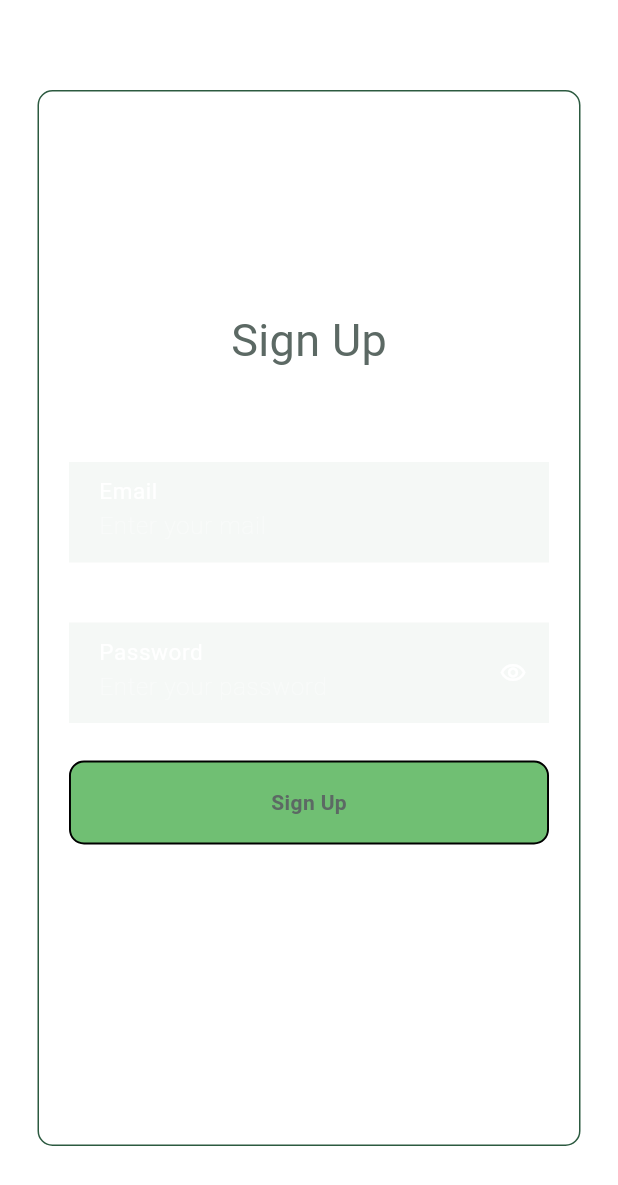
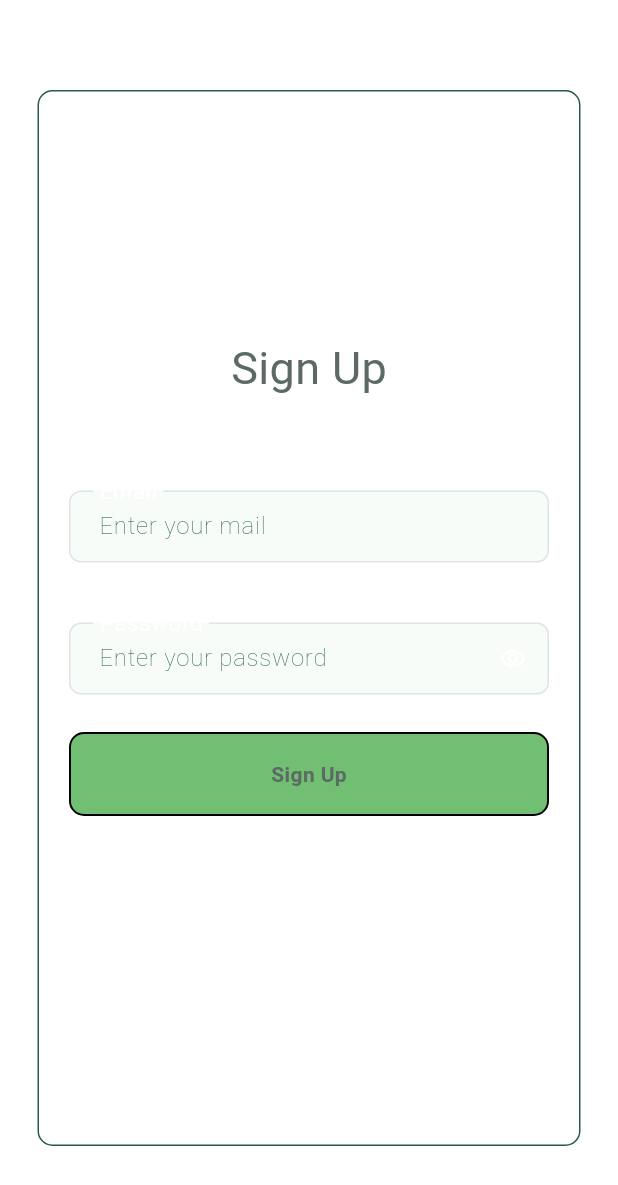
Before and after one commit to Adarsh-Polsey/nexdoor, a Flutter app: the SignUpScreen screen opened by its route, on a phone screen of 412 x 824 dp. Shown: the top 1185 px of the screen. Run offline on Flutter 3.47's test engine with Material 3 defaults, Android fonts, the phone set to English and light mode, and no system bars; drawn by our look-alikes of toastification; our stand-ins replace cloud_firestore, firebase_auth, firebase_core, google_fonts, google_nav_bar; accounts and stored records are empty; network calls fail.

Commit message:
Updated home, post, navbar

```diff
--- a/client/lib/core/theme/app_theme.dart
+++ b/client/lib/core/theme/app_theme.dart
@@ -29,14 +29,14 @@ class AppTheme {
     // Input Decoration Theme
     inputDecorationTheme: InputDecorationTheme(
       filled: true,
-      fillColor: ColorPalette.textFieldBackground,
+      fillColor: ColorPalette.secondaryColor.withAlpha(10),
       focusColor: ColorPalette.textFieldFocusedBorder,
       hoverColor: ColorPalette.textFieldBackground.withValues(alpha:0.8),
 
       // Border styling
       border: OutlineInputBorder(
         borderRadius: BorderRadius.circular(8),
-        borderSide: BorderSide(color: ColorPalette.textFieldBorder),
+        borderSide: BorderSide(color: ColorPalette.primaryButtonSplash),
       ),
       focusedBorder: OutlineInputBorder(
         borderRadius: BorderRadius.circular(8),
@@ -134,7 +134,7 @@ class AppTheme {
     appBarTheme: AppBarTheme(
       backgroundColor: ColorPalette.surfaceColor,
       foregroundColor: ColorPalette.primaryText,
-      elevation: 0,
+      elevation: 1,
       iconTheme: IconThemeData(color: ColorPalette.primaryText),
       actionsIconTheme: IconThemeData(color: ColorPalette.accentColor),
       centerTitle: true,
--- a/client/lib/features/home/view/notification_screen.dart
+++ b/client/lib/features/home/view/chat_screen.dart
@@ -1,7 +1,7 @@
 import 'package:flutter/material.dart';
 
-class NotificationScreen extends StatelessWidget {
-  const NotificationScreen({super.key});
+class ChatScreen extends StatelessWidget {
+  const ChatScreen({super.key});
 
   @override
   Widget build(BuildContext context) {
--- a/client/lib/features/home/view/post_screen.dart
+++ b/client/lib/features/home/view/post_screen.dart
@@ -73,7 +73,7 @@ class _PostScreenState extends State<PostScreen> {
                 mainAxisSpacing: 20,
                 mainAxisExtent: 260),
             itemBuilder: (context, index) => _postCard(),
-            itemCount: 5,
+            itemCount: 20,
             shrinkWrap: true,
             scrollDirection: Axis.vertical,
           ),
--- a/client/lib/features/home/view/widgets/custom_popup_menu.dart
+++ b/client/lib/features/home/view/widgets/custom_popup_menu.dart
@@ -45,7 +45,7 @@ class _CustomPopupMenuState extends State<CustomPopupMenu> {
                 }).toList();
               },
               child: Container(
-                padding: EdgeInsets.symmetric(horizontal: 10, vertical: 12),
+                padding: EdgeInsets.symmetric(horizontal: 10, vertical: 6),
                 decoration: BoxDecoration(
                   border: Border.all(color: Colors.grey.shade400),
                   borderRadius: BorderRadius.circular(12),
--- a/client/lib/widgets/c_textfield_widget.dart
+++ b/client/lib/widgets/c_textfield_widget.dart
@@ -40,7 +40,6 @@ class _CustomTextFieldState extends State<CustomTextField> {
       padding: widget.padding,
       margin: widget.margin,
       child: TextField(
-        cursorColor: color.inversePrimary,
         textInputAction: widget.textInputAction ?? TextInputAction.next,
         readOnly: !widget.editMode,
         controller: widget.controller,
@@ -55,8 +54,14 @@ class _CustomTextFieldState extends State<CustomTextField> {
                     });
                   },
                   icon: widget.isobscure
-                      ?  Icon(Icons.remove_red_eye_outlined,color: color.inversePrimary,)
-                      :  Icon(Icons.remove_red_eye_sharp,color: color.inversePrimary,))
+                      ? Icon(
+                          Icons.remove_red_eye_outlined,
+                          color: color.inversePrimary,
+                        )
+                      : Icon(
+                          Icons.remove_red_eye_sharp,
+                          color: color.inversePrimary,
+                        ))
               : const SizedBox.shrink(),
           prefixIcon: widget.icon,
           prefixIconColor: color.inversePrimary,
@@ -64,24 +69,7 @@ class _CustomTextFieldState extends State<CustomTextField> {
           labelStyle: TextStyle(color: color.inversePrimary, fontSize: 20),
           hintText: widget.hinttext,
           hintStyle: TextStyle(
-              fontWeight: FontWeight.w200,
-              color: color.inversePrimary.withValues(alpha:0.4)),
-          enabledBorder: widget.enableBorder
-              ? OutlineInputBorder(
-                  borderRadius: BorderRadius.circular(10),
-                  borderSide: BorderSide(color: color.inversePrimary))
-              : InputBorder.none,
-          focusedBorder: widget.enableBorder
-              ? OutlineInputBorder(
-                  borderRadius: BorderRadius.circular(10),
-                  borderSide: BorderSide(
-                      color: Theme.of(context).colorScheme.secondary))
-              : InputBorder.none,disabledBorder: widget.enableBorder
-              ? OutlineInputBorder(
-                  borderRadius: BorderRadius.circular(10),
-                  borderSide: BorderSide(
-                      color: Theme.of(context).colorScheme.secondary))
-              : InputBorder.none,
+              fontWeight: FontWeight.w200),
         ),
       ),
     );
--- a/client/pubspec.yaml
+++ b/client/pubspec.yaml
@@ -41,6 +41,7 @@ dependencies:
   cloud_firestore: ^5.6.3
   google_fonts: ^6.1.0
   font_awesome_flutter: ^10.7.0
+  google_nav_bar: ^5.0.7
 
 
 dev_dependencies:
```
Also changed, not shown: client/lib/features/home/view/help_screen.dart (deleted, +0 -10 lines), client/lib/features/home/view/home_screen.dart (+87 -55 lines), client/pubspec.lock.
